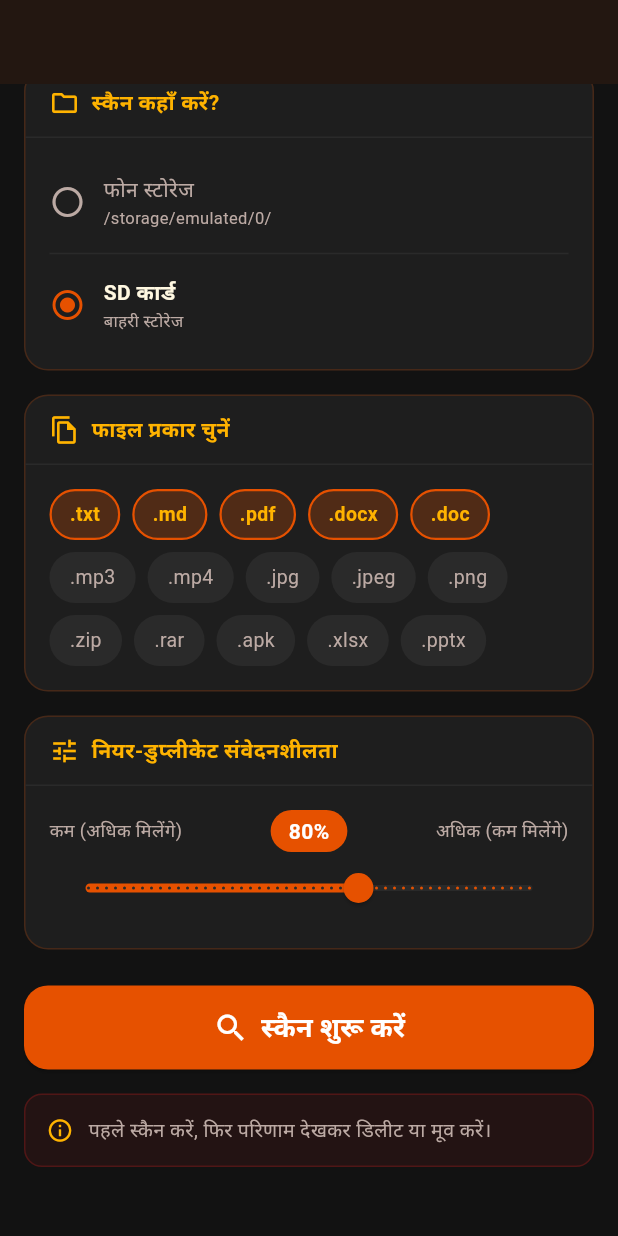
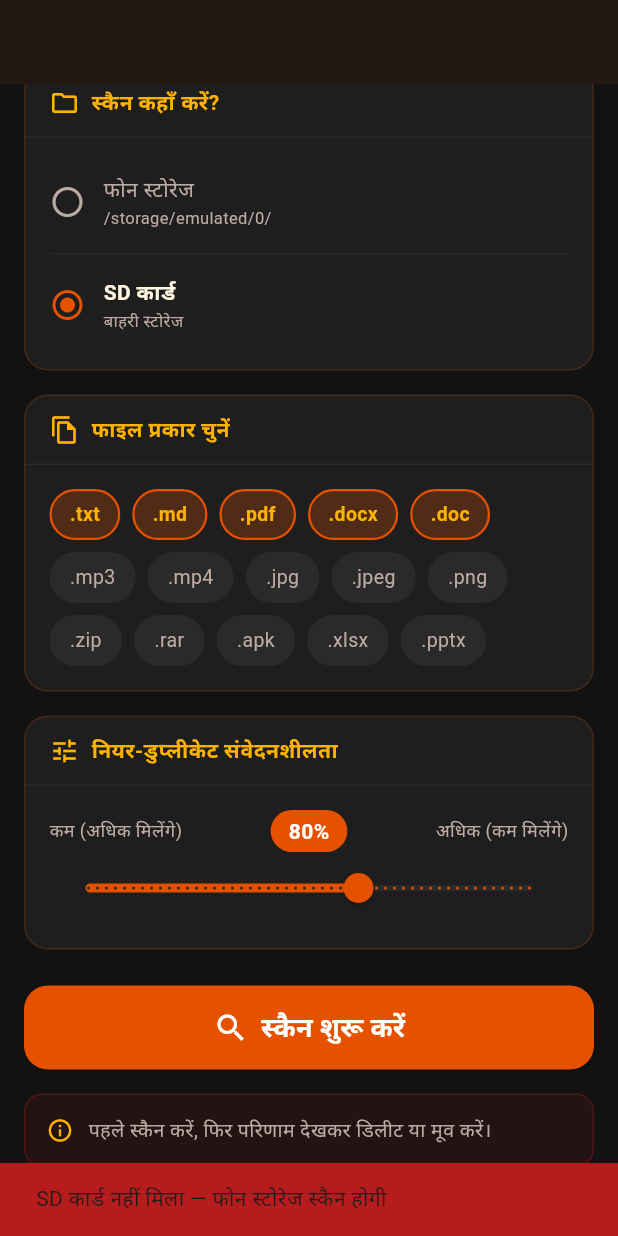
Before and after one commit to awasthisach/vvf-duplicate-finder, a Flutter app: the screen it shows after launch, scrolled down 171 dp, after a tap on "SD कार्ड", on a phone screen of 412 x 824 dp. Run offline on Flutter 3.47's test engine with Material 3 defaults, Android fonts, the phone set to English and light mode, and no system bars; our stand-ins replace permission_handler.

Commit message:
Update main.dart

```diff
--- a/lib/main.dart
+++ b/lib/main.dart
@@ -95,23 +95,40 @@ class ScannerService {
     }
 
     final List<FileSystemEntity> entities = [];
-    int skippedCount = 0;
-
-    try {
-      await for (final entity in dir.list(recursive: true, followLinks: false)) {
-        if (entity is File) {
-          final ext = p.extension(entity.path).toLowerCase();
-          if (selectedExtensions.contains(ext)) {
-            entities.add(entity);
+    // BFS: प्रत्येक directory अलग try-catch में
+    // recursive:true से पहली error पर पूरी scan रुक जाती थी
+    // BFS में एक directory fail हो तो बाकी scan चलती रहती है
+    final bfsQueue = <Directory>[dir];
+    int scannedDirs = 0;
+
+    while (bfsQueue.isNotEmpty) {
+      final current = bfsQueue.removeAt(0);
+      scannedDirs++;
+      if (scannedDirs % 50 == 0) {
+        onProgress('फोल्डर: $scannedDirs  •  फाइलें: ${entities.length}');
+      }
+      try {
+        await for (final entity
+            in current.list(recursive: false, followLinks: false)) {
+          if (entity is File) {
+            final ext = p.extension(entity.path).toLowerCase();
+            if (selectedExtensions.contains(ext)) {
+              entities.add(entity);
+            }
+          } else if (entity is Directory) {
+            final name = p.basename(entity.path);
+            if (!_isSystemDir(name)) {
+              bfsQueue.add(entity);
+            }
           }
         }
+      } catch (_) {
+        // यह directory skip — बाकी जारी
       }
-    } catch (e) {
-      skippedCount++;
     }
 
     if (entities.isEmpty) {
-      yield '⚠ कोई फाइल नहीं मिली — अनुमति जाँचें';
+      yield '⚠ कोई फाइल नहीं मिली ($scannedDirs फोल्डर देखे)';
       onDone([], []);
       return;
     }
@@ -202,6 +219,15 @@ class ScannerService {
 
     yield 'नियर-डुप्लीकेट जोड़े: ${nearDuplicates.length}';
     onDone(exactDuplicates, nearDuplicates);
+  }
+
+  // System directories जो scan में skip होनी चाहिए
+  static bool _isSystemDir(String name) {
+    const skip = {
+      'Android',  // app-specific data (बहुत बड़ा, user files नहीं)
+      'proc', 'sys', 'dev', 'acct', 'cache',
+    };
+    return skip.contains(name) || name.startsWith('.');
   }
 
   static double _jaccardSimilarity(String text1, String text2) {
@@ -331,23 +357,57 @@ class _HomeScreenState extends State<HomeScreen> with WidgetsBindingObserver {
     super.dispose();
   }
 
-  // ── FIX: Get real external storage path ──
+  // ── FIX: Get real external storage path (robust for all devices) ──
   Future<void> _initPath() async {
     try {
       final dir = await getExternalStorageDirectory();
-      // getExternalStorageDirectory returns something like
-      // /storage/emulated/0/Android/data/... — we want the root
-      // So we strip back to /storage/emulated/0/
+      // getExternalStorageDirectory returns app-specific path like:
+      //   /storage/emulated/0/Android/data/com.x.y/files  (standard)
+      //   /sdcard/Android/data/com.x.y/files              (some older devices)
+      // We cut everything before "Android/" to get storage root.
       if (dir != null) {
-        final parts = dir.path.split('/');
-        // Find index of 'emulated' or use index 1-3
-        final rootParts = parts.take(4).join('/'); // /storage/emulated/0
+        final path = dir.path;
+        final androidIdx = path.indexOf('/Android/');
+        final rootPath = androidIdx > 0
+            ? path.substring(0, androidIdx)   // e.g. /storage/emulated/0
+            : '/storage/emulated/0';           // fallback
         if (mounted) {
-          setState(() => scanPath = '$rootParts/');
+          setState(() => scanPath = '$rootPath/');
         }
       }
     } catch (_) {
       // fallback stays /storage/emulated/0/
+    }
+  }
+
+  // SD card का actual mount path ढूंढें
+  // getExternalStorageDirectories() primary के अलावा SD card paths देता है
+  Future<void> _initSdPath() async {
+    try {
+      final dirs = await getExternalStorageDirectories();
+      if (dirs != null && dirs.length > 1) {
+        // index 0 = primary (internal), index 1+ = SD card
+        final sdDir = dirs[1];
+        final path = sdDir.path;
+        final androidIdx = path.indexOf('/Android/');
+        final rootPath = androidIdx > 0
+            ? path.substring(0, androidIdx)
+            : path;
+        setState(() => scanPath = '$rootPath/');
+      } else {
+        // SD card नहीं मिली — internal storage पर fallback
+        setState(() => scanPath = '/storage/emulated/0/');
+        if (mounted) {
+          ScaffoldMessenger.of(context).showSnackBar(
+            const SnackBar(
+              content: Text('SD कार्ड नहीं मिला — फोन स्टोरेज स्कैन होगी'),
+              backgroundColor: kRed,
+            ),
+          );
+        }
+      }
+    } catch (_) {
+      setState(() => scanPath = '/storage/emulated/0/');
     }
   }
 
@@ -472,10 +532,10 @@ class _HomeScreenState extends State<HomeScreen> with WidgetsBindingObserver {
                         label: 'SD कार्ड',
                         subtitle: 'बाहरी स्टोरेज',
                         value: isSDCard,
-                        onTap: () => setState(() {
-                          isSDCard = true;
-                          scanPath = '/storage/';
-                        }),
+                        onTap: () async {
+                          await _initSdPath();
+                          setState(() => isSDCard = true);
+                        },
                       ),
                     ],
                   ),
```
